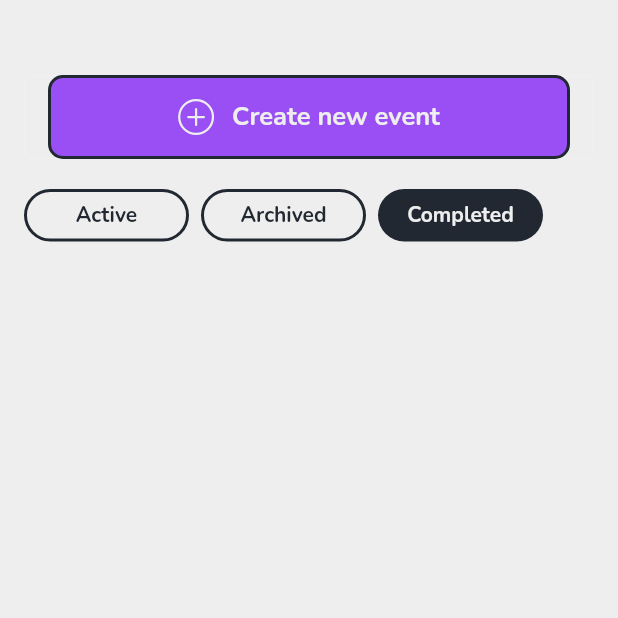
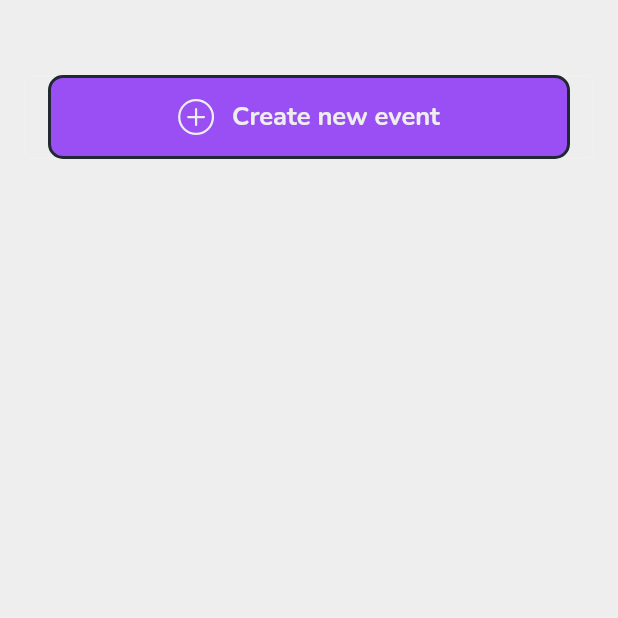
Before and after one commit to reliek21/epicticker-mobile-app, a Flutter app: the screen it shows after launch, on a phone screen of 412 x 824 dp, the top half of it. Run offline on Flutter 3.47's test engine with Material 3 defaults, Android fonts, the phone set to English and light mode, and no system bars; our stand-ins replace bootstrap_icons, flutter_staggered_animations, go_router, nested, shared_preferences.

Commit message:
remove: chips deleted from home

```diff
--- a/lib/presentation/screens/home_screen.dart
+++ b/lib/presentation/screens/home_screen.dart
@@ -5,7 +5,6 @@ import 'package:epicticker/domain/entities/count_down_entity.dart';
 import 'package:epicticker/presentation/providers/count_down_provider.dart';
 import 'package:epicticker/presentation/screens/edit_countdown_screen.dart';
 import 'package:epicticker/presentation/widgets/animation_limited_widget.dart';
-import 'package:epicticker/presentation/widgets/chip_filter_widget.dart';
 import 'package:epicticker/presentation/widgets/dashboard/dashboard_widget.dart';
 import 'package:epicticker/presentation/widgets/day_left_card/day_left_card_widget.dart';
 import 'package:epicticker/utils/difference_date_util.dart';
@@ -33,11 +32,10 @@ class _HomeScreenState extends State<HomeScreen> {
     	child: Column(
     		children: <Widget>[
     			const DashboardWidget(),
-					Container(
+    			Container(
 						margin: const EdgeInsets.symmetric(vertical: 20.0),
-						child: _FilterChip(),
+						child: _CardList()
 					),
-    			_CardList(),
     		],
     	),
     );
@@ -138,34 +136,3 @@ class _Card extends StatelessWidget {
     );
   }
 }
-
-class _FilterChip extends StatelessWidget {
-  final SizedBox sizeWidth = const SizedBox(width: 8.0);
-
-  @override
-  Widget build(BuildContext context) {
-    return Row(
-    	children: <Widget>[
-    		ChipFilterWidget(
-    			text: 'Active',
-    			isActive: false,
-    			onTap: () {
-
-					},
-    		),
-    		sizeWidth,
-    		ChipFilterWidget(
-    			text: 'Archived',
-    			isActive: false,
-    			onTap: () {}
-    		),
-    		sizeWidth,
-    		ChipFilterWidget(
-    			text: 'Completed',
-    			isActive: true,
-    			onTap: () {}
-    		)
-    	],
-    );
-  }
-}
```
